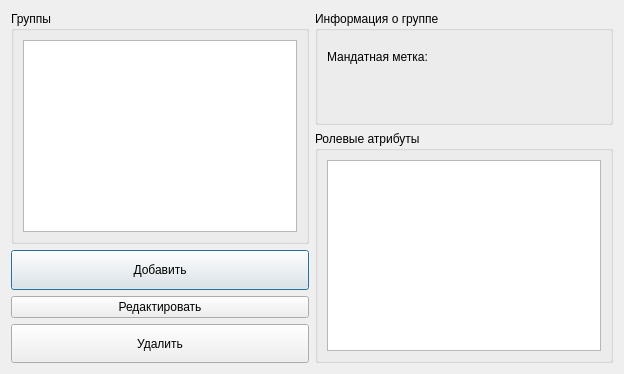
Old version of the form src/ui/CMandatoryGroups.ui in the repository MikhailBersenev/BuksanSpy.
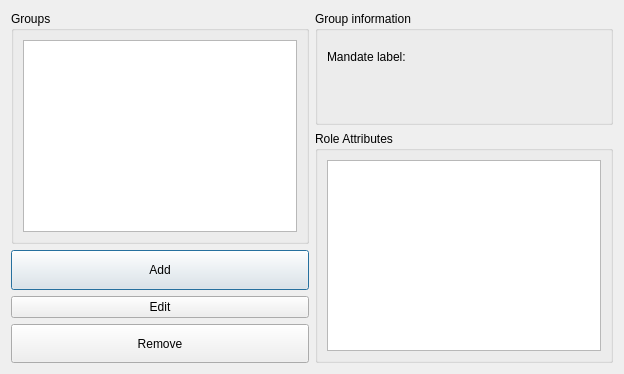
New version of the form.

```diff
--- a/src/ui/CMandatoryGroups.ui
+++ b/src/ui/CMandatoryGroups.ui
@@ -17,7 +17,7 @@
    <item row="0" column="0" rowspan="2">
     <widget class="QGroupBox" name="MandatoryGroups_groupBox">
      <property name="title">
-      <string>Группы</string>
+      <string>Groups</string>
      </property>
      <layout class="QVBoxLayout" name="verticalLayout">
       <item>
@@ -29,13 +29,13 @@
    <item row="0" column="1">
     <widget class="QGroupBox" name="groupBox">
      <property name="title">
-      <string>Информация о группе</string>
+      <string>Group information</string>
      </property>
      <layout class="QVBoxLayout" name="verticalLayout_2">
       <item>
        <widget class="QLabel" name="MandatoryMark_label_2">
         <property name="text">
-         <string>Мандатная метка:</string>
+         <string>Mandate label:</string>
         </property>
        </widget>
       </item>
@@ -52,7 +52,7 @@
    <item row="1" column="1" rowspan="2">
     <widget class="QGroupBox" name="RoleAtributes_groupBox">
      <property name="title">
-      <string>Ролевые атрибуты</string>
+      <string>Role Attributes</string>
      </property>
      <layout class="QHBoxLayout" name="horizontalLayout">
       <item>
@@ -72,14 +72,14 @@
         </sizepolicy>
        </property>
        <property name="text">
-        <string>Добавить</string>
+        <string>Add</string>
        </property>
       </widget>
      </item>
      <item>
       <widget class="QPushButton" name="EditMandatoryGroup_pushButton">
        <property name="text">
-        <string>Редактировать</string>
+        <string>Edit</string>
        </property>
       </widget>
      </item>
@@ -92,7 +92,7 @@
         </sizepolicy>
        </property>
        <property name="text">
-        <string>Удалить</string>
+        <string>Remove</string>
        </property>
       </widget>
      </item>
```
Left out of the diff: 2 changed lines with no effect on the pictures.
